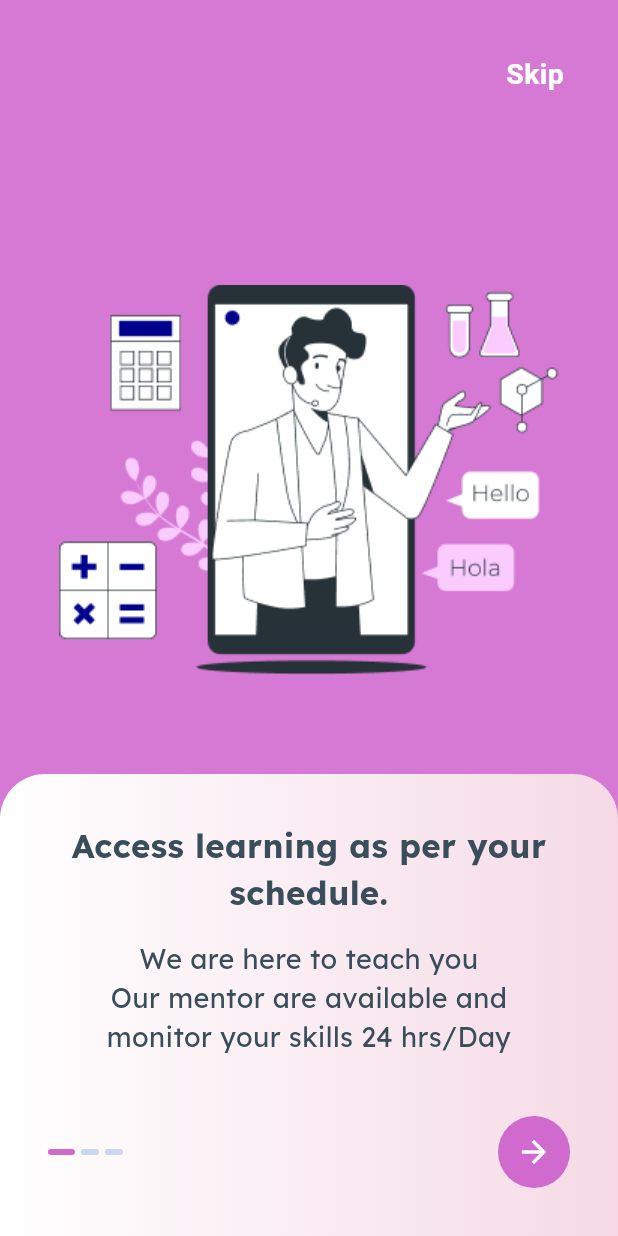
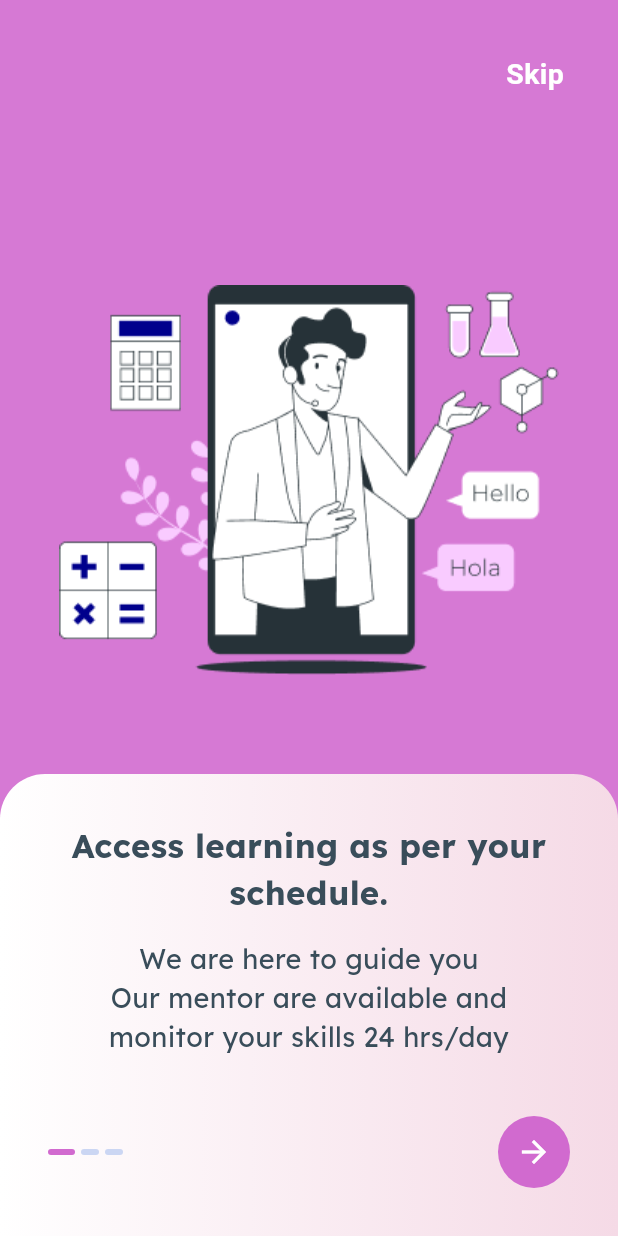
Before and after one commit to Amangupta9026/qwise, a Flutter app: the screen it shows after launch, on a phone screen of 412 x 824 dp. Run offline on Flutter 3.47's test engine with Material 2 defaults, Android fonts, the phone set to English and light mode, and no system bars; our stand-ins replace cloud_firestore, dio, firebase_auth, firebase_core, firebase_storage, flutter_easyloading and 10 more; missing offline and left inert: bard_api, bottom_bar_matu, carousel_animations, image_picker_pro, linkedin_login, random_avatar and 1 more; accounts and stored records are empty.

Commit message:
image optimized.

```diff
--- a/lib/admin/admin_provider/admin_add_category_notifier.dart
+++ b/lib/admin/admin_provider/admin_add_category_notifier.dart
@@ -60,7 +60,7 @@ class AdminAddCategoryNotifier extends ChangeNotifier {
     final docId =
         (int.tryParse(docRef.docs.first.data()['course_id']) ?? -1) + 1;
 
-    await firestore.collection('course').doc(docId.toString()).set({
+    await firestore.collection('course').doc(docId.toString()).update({
       'course_id': docId.toString(),
       'course_name': courseNameController.text,
       'course_playlist': coursePlaylistController.text,
--- a/lib/home/recommended_courses/recomended_courses.dart
+++ b/lib/home/recommended_courses/recomended_courses.dart
@@ -69,7 +69,8 @@ class RecommendedCourses extends StatelessWidget {
                                         courses?[index]["image"] ?? "",
                                         width: double.infinity,
                                         fit: BoxFit.cover,
-                                        height: 130,
+                                        height: 160,
+                                        alignment: Alignment.topCenter,
                                       ),
                                     ),
                                     Positioned.fill(
--- a/lib/provider/onboarding_notifier.dart
+++ b/lib/provider/onboarding_notifier.dart
@@ -13,14 +13,14 @@ class OnBoardingNotifier extends ChangeNotifier {
   List<String> titles = [
     'Access learning as per your schedule.',
     'Discover passion. Learn with joy.',
-    'Learn from home',
+    'Learn from the best.',
   ];
 
   // Get Description
   final List<String> descriptions = [
-    'We are here to teach you \nOur mentor are available and \nmonitor your skills 24 hrs/Day',
-    'always attend online classes and Excel your career by gaining new skills.',
-    'to avoid the spread of covid 19. \nyou can do learn work from home and\nalways be close to your family',
+    'We are here to guide you \nOur mentor are available and \nmonitor your skills 24 hrs/day',
+    'Always attend online classes and Excel your career by gaining new skills.',
+    'We have the best mentors from all over the world.',
   ];
 
   String getImage() {
```
Also changed, not shown: lib/provider/google_sign_in.dart (+17 -1 lines), lib/provider/sign_in_linkedin_notifier.dart (+18 -2 lines), lib/provider/signup_notifier.dart (+22 -2 lines).
